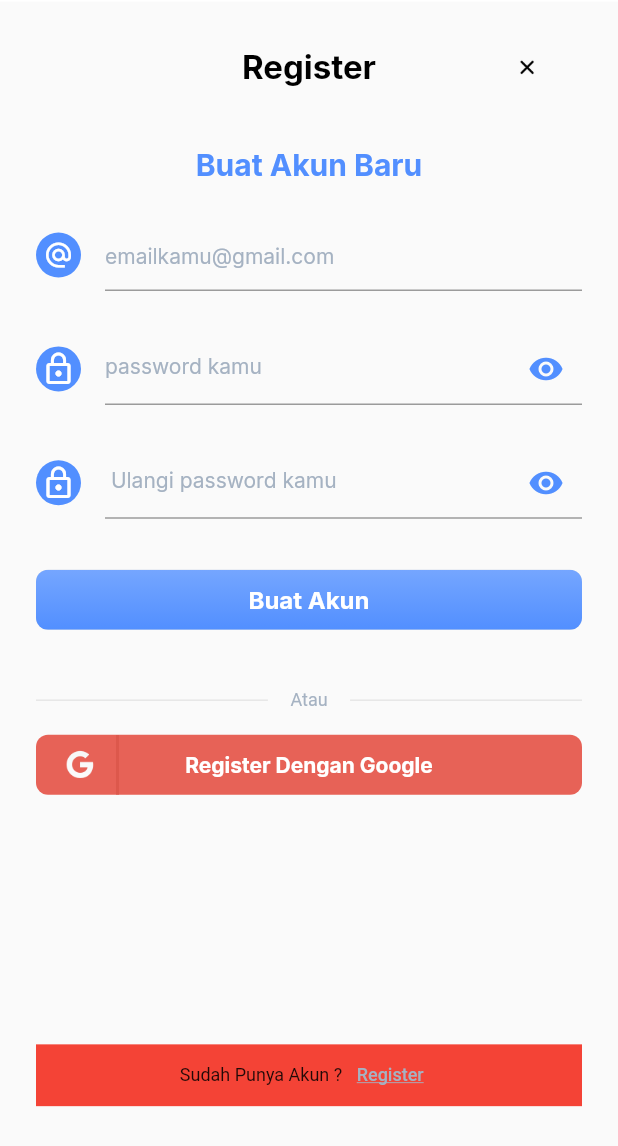
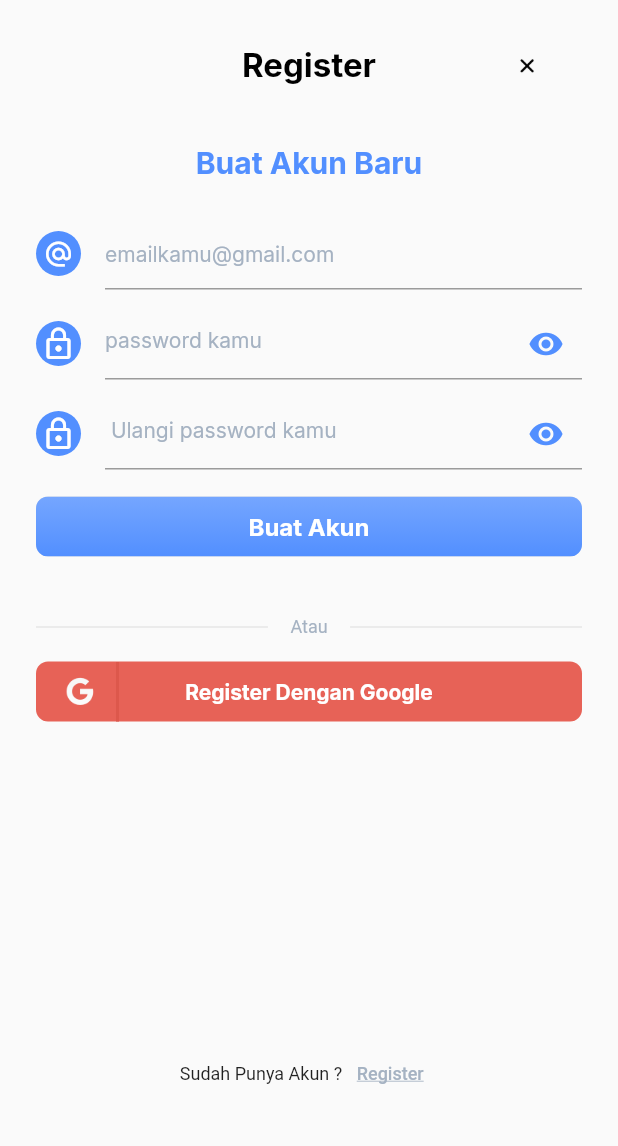
Before and after one commit to fawziah20/front-end-apk, a Flutter app: the screen it shows after launch, after a tap on "Masuk", after a tap on "Masuk Dengan Google", on a phone screen of 412 x 824 dp. Shown: the top 1146 px of the screen. Run offline on Flutter 3.47's test engine with Material 2 defaults, Android fonts, the phone set to English and light mode, and no system bars; our stand-ins replace bloc, equatable, flutter_bloc, flutter_custom_clippers, form_field_validator, get and 4 more; missing offline and left inert: snapping_sheet.

Commit message:
Revisi agar lebih responsif

```diff
--- a/lib/pages/complete_signup.dart
+++ b/lib/pages/complete_signup.dart
@@ -21,7 +21,7 @@ class _CompleteSignUpState extends State<CompleteSignUp> {
         children: [
           Container(
             height: orientation == Orientation.portrait
-                ? MediaQuery.of(context).size.height * 0.52
+                ? MediaQuery.of(context).size.height * 0.50
                 : 400,
             child: Column(
               children: [
--- a/lib/pages/general_pages_awal.dart
+++ b/lib/pages/general_pages_awal.dart
@@ -18,30 +18,25 @@ class GeneralPageAwal extends StatelessWidget {
       this.teks2});
   @override
   Widget build(BuildContext context) {
+    double deviceHeight = MediaQuery.of(context).size.height;
     var orientation = MediaQuery.of(context).orientation;
     return Scaffold(
-        appBar: AppBar(
-          elevation: 0,
-          backgroundColor: Colors.white,
-          toolbarHeight: 1,
-        ),
         body: Stack(
       children: [
         SafeArea(
           child: ListView(
             // shrinkWrap: true,
-                padding: const EdgeInsets.only(
-                    top: 24, bottom: 0, left: 24, right: 24),
+            padding:
+                const EdgeInsets.only(top: 24, bottom: 0, left: 24, right: 24),
             children: [
               Column(
                 children: [
                   Container(
                     // height: MediaQuery.of(context).size.height * 9,
                     width: double.infinity,
-                        height: 40,
+                    height: deviceHeight <= 768 ? 35 : 40,
                     margin: EdgeInsets.only(bottom: 5),
-                        padding:
-                            EdgeInsets.symmetric(horizontal: defaultMargin),
+                    padding: EdgeInsets.symmetric(horizontal: defaultMargin),
                     child: Row(
                       mainAxisAlignment: MainAxisAlignment.spaceBetween,
                       crossAxisAlignment: CrossAxisAlignment.center,
@@ -52,7 +47,7 @@ class GeneralPageAwal extends StatelessWidget {
                         Text(
                           title,
                           style: blackFontStyle.copyWith(
-                                  fontSize: 22,
+                              fontSize: deviceHeight >= 768 ? 22 : 20,
                               fontWeight: FontWeight.bold,
                               color: Colors.black),
                           textAlign: TextAlign.center,
@@ -72,7 +67,6 @@ class GeneralPageAwal extends StatelessWidget {
                 ],
               ),
               Container(
-                          color: Colors.red,
                       height: orientation == Orientation.portrait
                           ? MediaQuery.of(context).size.height * 0.05
                           : MediaQuery.of(context).size.height * 0.09,
--- a/lib/pages/sign_in_page.dart
+++ b/lib/pages/sign_in_page.dart
@@ -31,6 +31,7 @@ class _SignInPageState extends State<SignInPage> {
   @override
   Widget build(BuildContext context) {
     var orientation = MediaQuery.of(context).orientation;
+    double deviceHeight = MediaQuery.of(context).size.height;
     bool isLoading = false;
     String email = "a@gmail.com";
     String pass = "12345678";
@@ -39,9 +40,8 @@ class _SignInPageState extends State<SignInPage> {
       teks1: "Belum Memiliki Akun ?",
       teks2: "Daftar Sekarang",
       child: Container(
-        color: Colors.green,
         height: orientation == Orientation.portrait
-            ? MediaQuery.of(context).size.height * 0.83
+            ? MediaQuery.of(context).size.height * 0.79
             : 470,
         child: Form(
           key: formkey,
@@ -49,13 +49,16 @@ class _SignInPageState extends State<SignInPage> {
             children: [
               Container(
                 margin: EdgeInsets.fromLTRB(
-                    defaultMargin, 28, defaultMargin, defaultMargin),
+                    defaultMargin,
+                    deviceHeight <= 768 ? deviceHeight * 0.02 : 28,
+                    defaultMargin,
+                    defaultMargin),
                 child: Text(
                   "Selamat Datang :)",
                   style: blackFontStyle.copyWith(
                       fontWeight: FontWeight.bold,
                       color: blueColors,
-                      fontSize: 20),
+                      fontSize: deviceHeight <= 768 ? 18 : 20),
                 ),
               ),
               Container(
@@ -75,14 +78,13 @@ class _SignInPageState extends State<SignInPage> {
                       ),
                     ),
                     Container(
-                      height: orientation == Orientation.portrait
-                          ? MediaQuery.of(context).size.height * 0.08
-                          : MediaQuery.of(context).size.height * 0.17,
+                      margin: EdgeInsets.only(top: 10),
+                      height: deviceHeight <= 768 ? 40 : 50,
                       width: double.infinity,
                       child: TextFormField(
                         style: notif == false
                             ? blackFontStyle3.copyWith(
-                                fontWeight: FontWeight.normal)
+                                fontWeight: FontWeight.normal, fontSize: 14)
                             : blackFontStyle3.copyWith(
                                 fontWeight: FontWeight.normal,
                                 color: Colors.red),
@@ -115,14 +117,12 @@ class _SignInPageState extends State<SignInPage> {
                       ),
                     ),
                     Container(
-                      height: orientation == Orientation.portrait
-                          ? MediaQuery.of(context).size.height * 0.08
-                          : MediaQuery.of(context).size.height * 0.2,
+                      height: deviceHeight <= 768 ? 40 : 50,
                       margin: EdgeInsets.only(top: 10),
                       child: TextFormField(
                         style: notif == false
                             ? blackFontStyle3.copyWith(
-                                fontWeight: FontWeight.normal)
+                                fontWeight: FontWeight.normal, fontSize: 14)
                             : blackFontStyle3.copyWith(
                                 fontWeight: FontWeight.normal,
                                 color: Colors.red),
@@ -245,7 +245,7 @@ class _SignInPageState extends State<SignInPage> {
                       ),
                     ),
                     Container(
-                      margin: EdgeInsets.only(top: 52),
+                      margin: EdgeInsets.only(top: deviceHeight * 0.05),
                       width: double.infinity,
                       child: Row(
                         children: [
--- a/lib/pages/sign_up_page.dart
+++ b/lib/pages/sign_up_page.dart
@@ -44,6 +44,7 @@ class _SignUpPageState extends State<SignUpPage> {
   @override
   Widget build(BuildContext context) {
     var orientation = MediaQuery.of(context).orientation;
+    double deviceHeight = MediaQuery.of(context).size.height;
     bool isLoading = false;
     var color2 = "828282".toColor();
     return GeneralPageAwal(
@@ -64,7 +65,7 @@ class _SignUpPageState extends State<SignUpPage> {
                 style: blackFontStyle.copyWith(
                     fontWeight: FontWeight.bold,
                     color: blueColors,
-                    fontSize: 20),
+                    fontSize: deviceHeight <= 768 ? 18 : 20),
               ),
             ),
             Container(
@@ -73,14 +74,14 @@ class _SignUpPageState extends State<SignUpPage> {
                 child: Column(
                   children: [
                     Container(
-                      height: orientation == Orientation.portrait
-                          ? MediaQuery.of(context).size.height * 0.08
-                          : MediaQuery.of(context).size.height * 0.17,
+                      height: deviceHeight <= 768 ? 40 : 50,
                       width: double.infinity,
                       child: TextFormField(
                         autovalidateMode: AutovalidateMode.onUserInteraction,
                         validator: MultiValidator([
-                          RequiredValidator(errorText: "Tidak boleh kosong"),
+                          RequiredValidator(
+                            errorText: "Tidak boleh kosong",
+                          ),
                           EmailValidator(errorText: "Bukan merupakan email"),
                         ]),
                         controller: email,
@@ -98,9 +99,7 @@ class _SignUpPageState extends State<SignUpPage> {
                       ),
                     ),
                     Container(
-                      height: orientation == Orientation.portrait
-                          ? MediaQuery.of(context).size.height * 0.08
-                          : MediaQuery.of(context).size.height * 0.17,
+                      height: deviceHeight <= 768 ? 40 : 50,
                       margin: EdgeInsets.only(top: 10),
                       child: TextFormField(
                         autovalidateMode: AutovalidateMode.onUserInteraction,
@@ -134,9 +133,7 @@ class _SignUpPageState extends State<SignUpPage> {
                       ),
                     ),
                     Container(
-                      height: orientation == Orientation.portrait
-                          ? MediaQuery.of(context).size.height * 0.08
-                          : MediaQuery.of(context).size.height * 0.17,
+                      height: deviceHeight <= 768 ? 40 : 50,
                       margin: EdgeInsets.only(top: 10),
                       child: TextFormField(
                         autovalidateMode: AutovalidateMode.onUserInteraction,
```
Also changed, not shown: lib/pages/general_profile_page.dart (+16 -16 lines), lib/pages/profile_page.dart (+8 -12 lines). Lines whose indentation alone changed are shown as unchanged.
